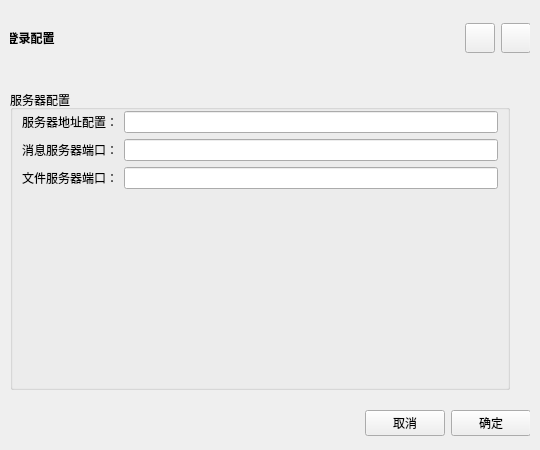
This is QuickChat/loginwidget.ui in EUIOwO/QuickChat as Qt 5 draws it before an edit. The edited form follows.
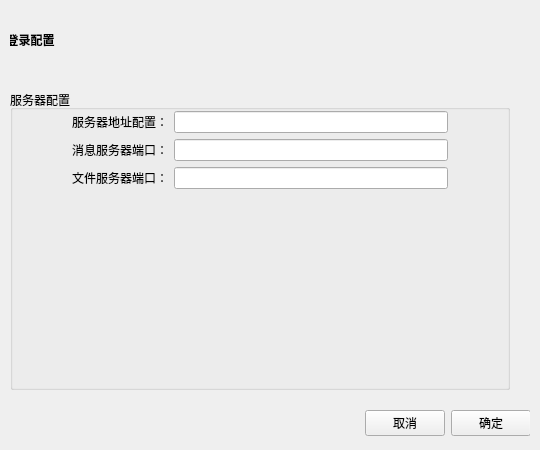
This is the edited form. The open tabs and pages were chosen to show the change. Icons and pictures are not drawn. Custom widgets are drawn as their Qt base class.

Commit message: 1、实现了ip地址自定义控件，限制用户只能在ip地址的限定范围内输入 2、读取键盘事件，可以通过方向键和“.”、“backspace”和“Enter”来实现光标在IPLineEdit中的移动

The edit to the form file:
```diff
--- a/QuickChat/loginwidget.ui
+++ b/QuickChat/loginwidget.ui
@@ -387,11 +387,14 @@
      <property name="geometry">
       <rect>
        <x>-10</x>
-       <y>-7</y>
+       <y>0</y>
        <width>531</width>
-       <height>71</height>
+       <height>61</height>
       </rect>
      </property>
+     <property name="styleSheet">
+      <string notr="true">border-radius:8px;</string>
+     </property>
      <layout class="QHBoxLayout" name="horizontalLayout_5">
       <item>
        <widget class="QLabel" name="labelWinTitle_2">
@@ -461,6 +464,9 @@
           <height>30</height>
          </size>
         </property>
+        <property name="styleSheet">
+         <string notr="true">border-radius: 0px;</string>
+        </property>
         <property name="text">
          <string/>
         </property>
@@ -522,6 +528,12 @@
           <layout class="QHBoxLayout" name="horizontalLayout_8">
            <item>
             <layout class="QFormLayout" name="formLayout">
+             <property name="leftMargin">
+              <number>50</number>
+             </property>
+             <property name="rightMargin">
+              <number>50</number>
+             </property>
              <item row="0" column="0">
               <widget class="QLabel" name="label">
                <property name="text">
@@ -627,6 +639,11 @@
    <header location="global">animationstackedwidget.h</header>
    <container>1</container>
   </customwidget>
+  <customwidget>
+   <class>IPLineEdit</class>
+   <extends>QLineEdit</extends>
+   <header location="global">iplineedit.h</header>
+  </customwidget>
  </customwidgets>
  <resources>
   <include location="resource.qrc"/>
```
Left out of the diff: 4 changed lines with no effect on the pictures. The commit also changes 5 other files.
